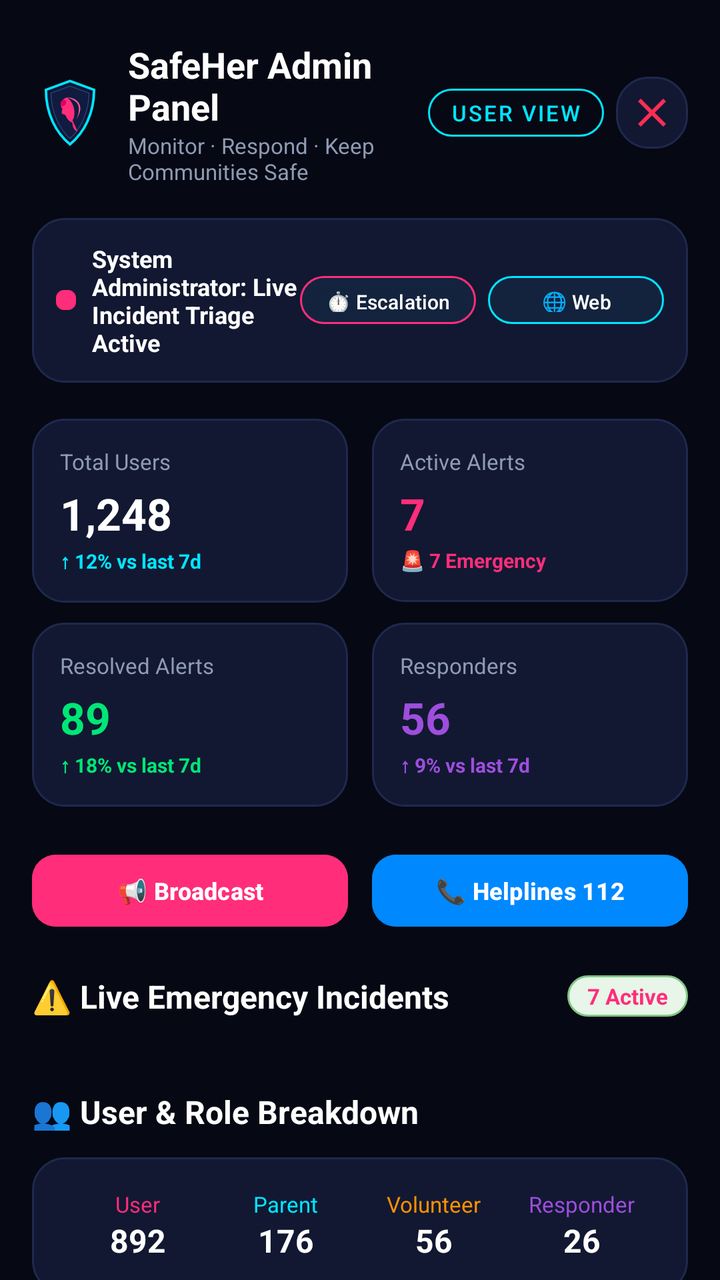
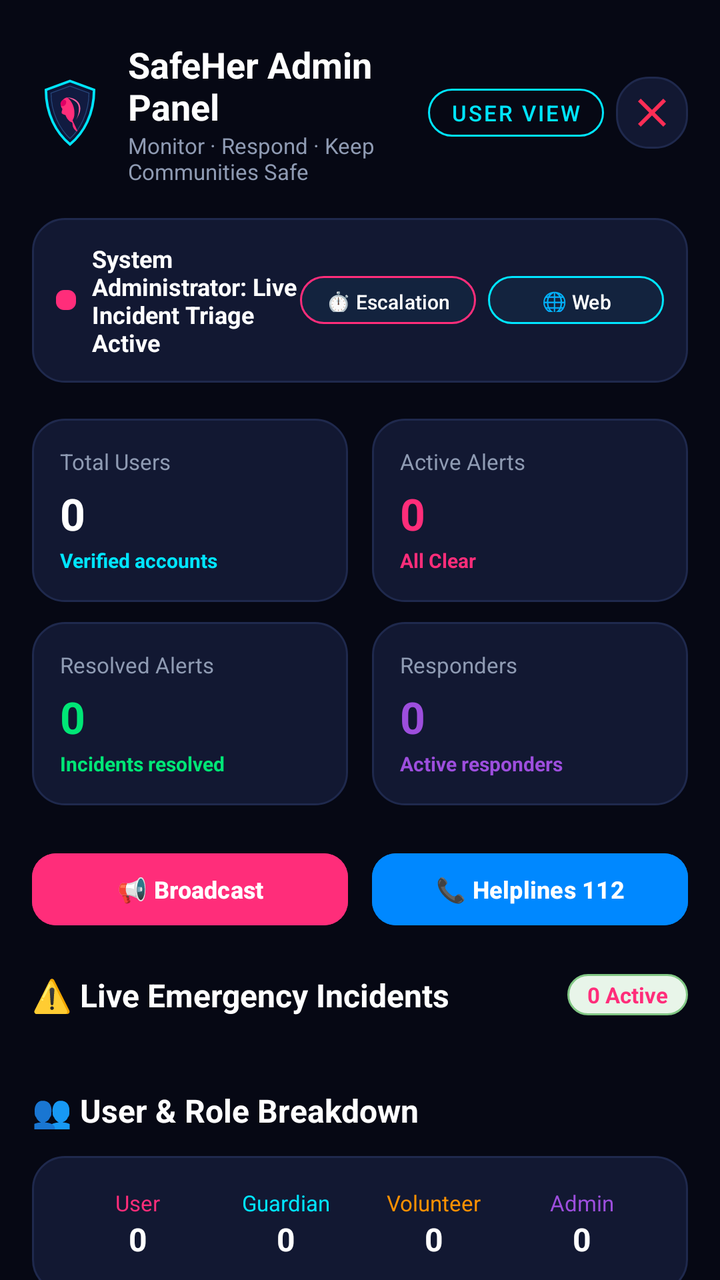

Two renders of the same Android screen: before a commit and after it. Below are the layout's source before the change and the commit's diff.
<!-- AndroidManifest.xml: application theme Theme.WomenSafety -->
<!-- res/layout/activity_admin_dashboard.xml -->
<?xml version="1.0" encoding="utf-8"?>
<androidx.coordinatorlayout.widget.CoordinatorLayout xmlns:android="http://schemas.android.com/apk/res/android"
    xmlns:app="http://schemas.android.com/apk/res-auto"
    xmlns:tools="http://schemas.android.com/tools"
    android:layout_width="match_parent"
    android:layout_height="match_parent"
    android:background="@color/screen_background_dark">

    <androidx.core.widget.NestedScrollView
        android:layout_width="match_parent"
        android:layout_height="match_parent"
        android:fillViewport="true">

        <LinearLayout
            android:layout_width="match_parent"
            android:layout_height="wrap_content"
            android:orientation="vertical"
            android:paddingHorizontal="16dp"
            android:paddingTop="20dp"
            android:paddingBottom="40dp">

            
            <LinearLayout
                android:layout_width="match_parent"
                android:layout_height="wrap_content"
                android:orientation="horizontal"
                android:gravity="center_vertical"
                android:layout_marginBottom="16dp">

                
                <ImageView
                    android:layout_width="38dp"
                    android:layout_height="38dp"
                    android:src="@drawable/ic_safeher_logo"
                    android:contentDescription="Logo" />

                <LinearLayout
                    android:layout_width="0dp"
                    android:layout_height="wrap_content"
                    android:layout_weight="1"
                    android:orientation="vertical"
                    android:layout_marginStart="10dp">

                    <TextView
                        android:layout_width="wrap_content"
                        android:layout_height="wrap_content"
                        android:text="SafeHer Admin Panel"
                        android:textColor="@color/white"
                        android:textSize="18sp"
                        android:textStyle="bold" />

                    <TextView
                        android:layout_width="wrap_content"
                        android:layout_height="wrap_content"
                        android:text="Monitor · Respond · Keep Communities Safe"
                        android:textColor="@color/text_secondary"
                        android:textSize="11sp" />
                </LinearLayout>

                
                <com.google.android.material.button.MaterialButton
                    android:id="@+id/btnSwitchToUserView"
                    style="@style/Widget.MaterialComponents.Button.OutlinedButton"
                    android:layout_width="wrap_content"
                    android:layout_height="36dp"
                    android:text="User View"
                    android:textSize="11sp"
                    android:textColor="@color/neon_cyan"
                    app:strokeColor="@color/neon_cyan"
                    app:strokeWidth="1dp"
                    app:cornerRadius="18dp"
                    android:paddingHorizontal="10dp"
                    android:layout_marginEnd="6dp" />

                
                <ImageButton
                    android:id="@+id/btnAdminLogout"
                    android:layout_width="36dp"
                    android:layout_height="36dp"
                    android:background="@drawable/bg_dark_card"
                    android:src="@drawable/ic_cancel_neon"
                    android:contentDescription="Logout"
                    app:tint="@color/sos_red" />
            </LinearLayout>

            
            <LinearLayout
                android:layout_width="match_parent"
                android:layout_height="wrap_content"
                android:background="@drawable/bg_dark_card"
                android:padding="12dp"
                android:orientation="horizontal"
                android:gravity="center_vertical"
                android:layout_marginBottom="18dp">

                <View
                    android:layout_width="10dp"
                    android:layout_height="10dp"
                    android:background="@drawable/bg_dot_active"
                    android:layout_marginEnd="8dp" />

                <TextView
                    android:id="@+id/tvAdminWelcome"
                    android:layout_width="0dp"
                    android:layout_height="wrap_content"
                    android:layout_weight="1"
                    android:text="System Administrator: Live Incident Triage Active"
                    android:textColor="@color/white"
                    android:textSize="12sp"
                    android:textStyle="bold" />

                <com.google.android.material.button.MaterialButton
                    android:id="@+id/btnEscalationSettings"
                    android:layout_width="wrap_content"
                    android:layout_height="32dp"
                    android:layout_marginEnd="6dp"
                    android:text="⏱️ Escalation"
                    android:textSize="10sp"
                    android:textColor="@color/white"
                    android:backgroundTint="#13233E"
                    app:strokeColor="@color/neon_pink"
                    app:strokeWidth="1dp"
                    app:cornerRadius="16dp"
                    android:paddingHorizontal="8dp" />

                <com.google.android.material.button.MaterialButton
                    android:id="@+id/btnOpenWebConsole"
                    android:layout_width="wrap_content"
                    android:layout_height="32dp"
                    android:text="🌐 Web"
                    android:textSize="10sp"
                    android:textColor="@color/white"
                    android:backgroundTint="#13233E"
                    app:strokeColor="@color/neon_cyan"
                    app:strokeWidth="1dp"
                    app:cornerRadius="16dp"
                    android:paddingHorizontal="8dp" />

            </LinearLayout>

            
            <GridLayout
                android:layout_width="match_parent"
                android:layout_height="wrap_content"
                android:columnCount="2"
                android:rowCount="2"
                android:alignmentMode="alignMargins"
                android:columnOrderPreserved="false"
                android:layout_marginBottom="20dp">

                
                <LinearLayout
                    android:layout_width="0dp"
                    android:layout_height="wrap_content"
                    android:layout_columnWeight="1"
                    android:layout_marginEnd="6dp"
                    android:layout_marginBottom="10dp"
                    android:background="@drawable/bg_dark_card"
                    android:padding="14dp"
                    android:orientation="vertical">

                    <TextView
                        android:layout_width="wrap_content"
                        android:layout_height="wrap_content"
                        android:text="Total Users"
                        android:textColor="@color/text_secondary"
                        android:textSize="11sp" />

                    <TextView
                        android:id="@+id/tvStatTotalUsers"
                        android:layout_width="wrap_content"
                        android:layout_height="wrap_content"
                        android:text="1,248"
                        android:textColor="@color/white"
                        android:textSize="22sp"
                        android:textStyle="bold"
                        android:layout_marginTop="4dp" />

                    <TextView
                        android:layout_width="wrap_content"
                        android:layout_height="wrap_content"
                        android:text="↑ 12% vs last 7d"
                        android:textColor="@color/neon_cyan"
                        android:textSize="10sp"
                        android:textStyle="bold"
                        android:layout_marginTop="2dp" />
                </LinearLayout>

                
                <LinearLayout
                    android:layout_width="0dp"
                    android:layout_height="wrap_content"
                    android:layout_columnWeight="1"
                    android:layout_marginStart="6dp"
                    android:layout_marginBottom="10dp"
                    android:background="@drawable/bg_dark_card"
                    android:padding="14dp"
                    android:orientation="vertical">

                    <TextView
                        android:layout_width="wrap_content"
                        android:layout_height="wrap_content"
                        android:text="Active Alerts"
                        android:textColor="@color/text_secondary"
                        android:textSize="11sp" />

                    <TextView
                        android:id="@+id/tvStatActiveAlerts"
                        android:layout_width="wrap_content"
                        android:layout_height="wrap_content"
                        android:text="7"
                        android:textColor="@color/neon_pink"
                        android:textSize="22sp"
                        android:textStyle="bold"
                        android:layout_marginTop="4dp" />

                    <TextView
                        android:layout_width="wrap_content"
                        android:layout_height="wrap_content"
                        android:text="🚨 7 Emergency"
                        android:textColor="@color/neon_pink"
                        android:textSize="10sp"
                        android:textStyle="bold"
                        android:layout_marginTop="2dp" />
                </LinearLayout>

                
                <LinearLayout
                    android:layout_width="0dp"
                    android:layout_height="wrap_content"
                    android:layout_columnWeight="1"
                    android:layout_marginEnd="6dp"
                    android:background="@drawable/bg_dark_card"
                    android:padding="14dp"
                    android:orientation="vertical">

                    <TextView
                        android:layout_width="wrap_content"
                        android:layout_height="wrap_content"
                        android:text="Resolved Alerts"
                        android:textColor="@color/text_secondary"
                        android:textSize="11sp" />

                    <TextView
                        android:id="@+id/tvStatResolvedAlerts"
                        android:layout_width="wrap_content"
                        android:layout_height="wrap_content"
                        android:text="89"
                        android:textColor="@color/neon_green"
                        android:textSize="22sp"
                        android:textStyle="bold"
                        android:layout_marginTop="4dp" />

                    <TextView
                        android:layout_width="wrap_content"
                        android:layout_height="wrap_content"
                        android:text="↑ 18% vs last 7d"
                        android:textColor="@color/neon_green"
                        android:textSize="10sp"
                        android:textStyle="bold"
                        android:layout_marginTop="2dp" />
                </LinearLayout>

                
                <LinearLayout
                    android:layout_width="0dp"
                    android:layout_height="wrap_content"
                    android:layout_columnWeight="1"
                    android:layout_marginStart="6dp"
                    android:background="@drawable/bg_dark_card"
                    android:padding="14dp"
                    android:orientation="vertical">

                    <TextView
                        android:layout_width="wrap_content"
                        android:layout_height="wrap_content"
                        android:text="Responders"
                        android:textColor="@color/text_secondary"
                        android:textSize="11sp" />

                    <TextView
                        android:id="@+id/tvStatVolunteers"
                        android:layout_width="wrap_content"
                        android:layout_height="wrap_content"
                        android:text="56"
                        android:textColor="@color/neon_purple"
                        android:textSize="22sp"
                        android:textStyle="bold"
                        android:layout_marginTop="4dp" />

                    <TextView
                        android:layout_width="wrap_content"
                        android:layout_height="wrap_content"
                        android:text="↑ 9% vs last 7d"
                        android:textColor="@color/neon_purple"
                        android:textSize="10sp"
                        android:textStyle="bold"
                        android:layout_marginTop="2dp" />
                </LinearLayout>
            </GridLayout>

            
            <LinearLayout
                android:layout_width="match_parent"
                android:layout_height="wrap_content"
                android:orientation="horizontal"
                android:gravity="center"
                android:layout_marginBottom="20dp">

                <com.google.android.material.button.MaterialButton
                    android:id="@+id/btnBroadcast"
                    android:layout_width="0dp"
                    android:layout_weight="1"
                    android:layout_height="44dp"
                    android:text="📢 Broadcast"
                    android:textSize="12sp"
                    android:textStyle="bold"
                    android:textColor="@color/white"
                    android:backgroundTint="@color/neon_pink"
                    app:cornerRadius="12dp"
                    android:layout_marginEnd="6dp" />

                <com.google.android.material.button.MaterialButton
                    android:id="@+id/btnEmergencyHelplines"
                    android:layout_width="0dp"
                    android:layout_weight="1"
                    android:layout_height="44dp"
                    android:text="📞 Helplines 112"
                    android:textSize="12sp"
                    android:textStyle="bold"
                    android:textColor="@color/white"
                    android:backgroundTint="#0088FF"
                    app:cornerRadius="12dp"
                    android:layout_marginStart="6dp" />
            </LinearLayout>

            
            <LinearLayout
                android:layout_width="match_parent"
                android:layout_height="wrap_content"
                android:orientation="horizontal"
                android:gravity="center_vertical"
                android:layout_marginBottom="12dp">

                <TextView
                    android:layout_width="0dp"
                    android:layout_height="wrap_content"
                    android:layout_weight="1"
                    android:text="⚠️ Live Emergency Incidents"
                    android:textColor="@color/white"
                    android:textSize="16sp"
                    android:textStyle="bold" />

                <TextView
                    android:id="@+id/tvIncidentCountBadge"
                    android:layout_width="wrap_content"
                    android:layout_height="wrap_content"
                    android:text="7 Active"
                    android:textColor="@color/neon_pink"
                    android:textSize="11sp"
                    android:textStyle="bold"
                    android:background="@drawable/bg_status_pill"
                    android:paddingHorizontal="10dp"
                    android:paddingVertical="3dp" />
            </LinearLayout>

            
            <LinearLayout
                android:id="@+id/llIncidentsList"
                android:layout_width="match_parent"
                android:layout_height="wrap_content"
                android:orientation="vertical"
                android:layout_marginBottom="24dp">
                
            </LinearLayout>

            
            <TextView
                android:layout_width="wrap_content"
                android:layout_height="wrap_content"
                android:text="👥 User &amp; Role Breakdown"
                android:textColor="@color/white"
                android:textSize="16sp"
                android:textStyle="bold"
                android:layout_marginBottom="12dp" />

            <LinearLayout
                android:layout_width="match_parent"
                android:layout_height="wrap_content"
                android:orientation="horizontal"
                android:background="@drawable/bg_dark_card"
                android:padding="16dp"
                android:gravity="center"
                android:layout_marginBottom="24dp">

                
                <LinearLayout
                    android:layout_width="0dp"
                    android:layout_height="wrap_content"
                    android:layout_weight="1"
                    android:gravity="center"
                    android:orientation="vertical">
                    <TextView
                        android:layout_width="wrap_content"
                        android:layout_height="wrap_content"
                        android:text="User"
                        android:textColor="@color/neon_pink"
                        android:textSize="11sp" />
                    <TextView
                        android:layout_width="wrap_content"
                        android:layout_height="wrap_content"
                        android:text="892"
                        android:textColor="@color/white"
                        android:textSize="16sp"
                        android:textStyle="bold" />
                </LinearLayout>

                
                <LinearLayout
                    android:layout_width="0dp"
                    android:layout_height="wrap_content"
                    android:layout_weight="1"
                    android:gravity="center"
                    android:orientation="vertical">
                    <TextView
                        android:layout_width="wrap_content"
                        android:layout_height="wrap_content"
                        android:text="Parent"
                        android:textColor="@color/neon_cyan"
                        android:textSize="11sp" />
                    <TextView
                        android:layout_width="wrap_content"
                        android:layout_height="wrap_content"
                        android:text="176"
                        android:textColor="@color/white"
                        android:textSize="16sp"
                        android:textStyle="bold" />
                </LinearLayout>

                
                <LinearLayout
                    android:layout_width="0dp"
                    android:layout_height="wrap_content"
                    android:layout_weight="1"
                    android:gravity="center"
                    android:orientation="vertical">
                    <TextView
                        android:layout_width="wrap_content"
                        android:layout_height="wrap_content"
                        android:text="Volunteer"
                        android:textColor="@color/neon_orange"
                        android:textSize="11sp" />
                    <TextView
                        android:layout_width="wrap_content"
                        android:layout_height="wrap_content"
                        android:text="56"
                        android:textColor="@color/white"
                        android:textSize="16sp"
                        android:textStyle="bold" />
                </LinearLayout>

                
                <LinearLayout
                    android:layout_width="0dp"
                    android:layout_height="wrap_content"
                    android:layout_weight="1"
                    android:gravity="center"
                    android:orientation="vertical">
                    <TextView
                        android:layout_width="wrap_content"
                        android:layout_height="wrap_content"
                        android:text="Responder"
                        android:textColor="@color/neon_purple"
                        android:textSize="11sp" />
                    <TextView
                        android:layout_width="wrap_content"
                        android:layout_height="wrap_content"
                        android:text="26"
                        android:textColor="@color/white"
                        android:textSize="16sp"
                        android:textStyle="bold" />
                </LinearLayout>
            </LinearLayout>

            
            <TextView
                android:layout_width="match_parent"
                android:layout_height="wrap_content"
                android:text="SafeHer Emergency Control System · 24/7 Monitoring Active"
                android:textColor="@color/text_muted"
                android:textSize="11sp"
                android:gravity="center" />

        </LinearLayout>
    </androidx.core.widget.NestedScrollView>

</androidx.coordinatorlayout.widget.CoordinatorLayout>
<!-- resources referenced by this layout -->
<resources>
  <color name="neon_cyan">#00E5FF</color>
  <color name="neon_green">#00E676</color>
  <color name="neon_orange">#FF9100</color>
  <color name="neon_pink">#FF2D7A</color>
  <color name="neon_purple">#9D4EDD</color>
  <color name="screen_background_dark">#060814</color>
  <color name="sos_red">#FF2D55</color>
  <color name="text_muted">#5D6882</color>
  <color name="text_secondary">#8F9BB3</color>
  <color name="white">#FFFFFF</color>
  <!-- drawable bg_dark_card (drawable) -->
  <?xml version="1.0" encoding="utf-8"?>
  <shape xmlns:android="http://schemas.android.com/apk/res/android"
      android:shape="rectangle">
      <solid android:color="@color/card_background" />
      <stroke
          android:width="1dp"
          android:color="@color/card_stroke" />
      <corners android:radius="16dp" />
  </shape>
  <!-- drawable bg_dot_active (drawable) -->
  <?xml version="1.0" encoding="utf-8"?>
  <shape xmlns:android="http://schemas.android.com/apk/res/android"
      android:shape="rectangle">
      <solid android:color="@color/primary" />
      <size
          android:width="24dp"
          android:height="8dp" />
      <corners android:radius="4dp" />
  </shape>
  <!-- drawable bg_status_pill (drawable) -->
  <?xml version="1.0" encoding="utf-8"?>
  <shape xmlns:android="http://schemas.android.com/apk/res/android"
      android:shape="rectangle">
      <corners android:radius="20dp" />
      <solid android:color="#E8F5E9" />
      <stroke
          android:width="1dp"
          android:color="#81C784" />
      <padding
          android:left="10dp"
          android:top="4dp"
          android:right="10dp"
          android:bottom="4dp" />
  </shape>
  <!-- drawable ic_cancel_neon (drawable) -->
  <vector xmlns:android="http://schemas.android.com/apk/res/android"
      android:width="24dp"
      android:height="24dp"
      android:viewportWidth="24"
      android:viewportHeight="24">
      <path
          android:fillColor="#FF0055"
          android:pathData="M19,6.41L17.59,5 12,10.59 6.41,5 5,6.41 10.59,12 5,17.59 6.41,19 12,13.41 17.59,19 19,17.59 13.41,12z"/>
  </vector>
  <style name="Theme.WomenSafety" parent="Theme.Material3.DayNight.NoActionBar">
          <item name="colorPrimary">@color/primary</item>
          <item name="colorPrimaryVariant">@color/primary_variant</item>
          <item name="colorOnPrimary">@color/white</item>
          <item name="android:statusBarColor">@color/screen_background</item>
          <item name="android:windowLightStatusBar">false</item>
          <item name="android:navigationBarColor">@color/screen_background</item>
          <item name="android:windowBackground">@color/screen_background</item>
          <item name="colorSurface">@color/card_background</item>
          <item name="colorOnSurface">@color/text_primary</item>
      </style>
  <color name="card_background">#121832</color>
  <color name="card_stroke">#1F294D</color>
  <color name="primary">#FF2D7A</color>
  <color name="primary_variant">#FF1475</color>
  <color name="screen_background">#0A0E21</color>
  <color name="text_primary">#FFFFFF</color>
  <!-- unchanged entries left out for length: 1 -->
</resources>

<!-- the commit's change to res/layout/activity_admin_dashboard.xml (unified diff, before → after) -->
@@ -170,16 +170,17 @@
                         android:id="@+id/tvStatTotalUsers"
                         android:layout_width="wrap_content"
                         android:layout_height="wrap_content"
-                        android:text="1,248"
+                        android:text="0"
                         android:textColor="@color/white"
                         android:textSize="22sp"
                         android:textStyle="bold"
                         android:layout_marginTop="4dp" />
 
                     <TextView
-                        android:layout_width="wrap_content"
-                        android:layout_height="wrap_content"
-                        android:text="↑ 12% vs last 7d"
+                        android:id="@+id/tvStatTotalUsersSub"
+                        android:layout_width="wrap_content"
+                        android:layout_height="wrap_content"
+                        android:text="Verified accounts"
                         android:textColor="@color/neon_cyan"
                         android:textSize="10sp"
                         android:textStyle="bold"
@@ -208,16 +209,17 @@
                         android:id="@+id/tvStatActiveAlerts"
                         android:layout_width="wrap_content"
                         android:layout_height="wrap_content"
-                        android:text="7"
+                        android:text="0"
                         android:textColor="@color/neon_pink"
                         android:textSize="22sp"
                         android:textStyle="bold"
                         android:layout_marginTop="4dp" />
 
                     <TextView
-                        android:layout_width="wrap_content"
-                        android:layout_height="wrap_content"
-                        android:text="🚨 7 Emergency"
+                        android:id="@+id/tvStatActiveAlertsSub"
+                        android:layout_width="wrap_content"
+                        android:layout_height="wrap_content"
+                        android:text="All Clear"
                         android:textColor="@color/neon_pink"
                         android:textSize="10sp"
                         android:textStyle="bold"
@@ -245,16 +247,17 @@
                         android:id="@+id/tvStatResolvedAlerts"
                         android:layout_width="wrap_content"
                         android:layout_height="wrap_content"
-                        android:text="89"
+                        android:text="0"
                         android:textColor="@color/neon_green"
                         android:textSize="22sp"
                         android:textStyle="bold"
                         android:layout_marginTop="4dp" />
 
                     <TextView
-                        android:layout_width="wrap_content"
-                        android:layout_height="wrap_content"
-                        android:text="↑ 18% vs last 7d"
+                        android:id="@+id/tvStatResolvedAlertsSub"
+                        android:layout_width="wrap_content"
+                        android:layout_height="wrap_content"
+                        android:text="Incidents resolved"
                         android:textColor="@color/neon_green"
                         android:textSize="10sp"
                         android:textStyle="bold"
@@ -282,18 +285,21 @@
                         android:id="@+id/tvStatVolunteers"
                         android:layout_width="wrap_content"
                         android:layout_height="wrap_content"
-                        android:text="56"
+                        android:text="0"
                         android:textColor="@color/neon_purple"
                         android:textSize="22sp"
                         android:textStyle="bold"
                         android:layout_marginTop="4dp" />
 
                     <TextView
-                        android:layout_width="wrap_content"
-                        android:layout_height="wrap_content"
-                        android:text="↑ 9% vs last 7d"
+                        android:id="@+id/tvStatVolunteersSub"
+                        android:layout_width="wrap_content"
+                        android:layout_height="wrap_content"
+                        android:text="Active responders"
                         android:textColor="@color/neon_purple"
                         android:textSize="10sp"
+                        android:textStyle="bold"
+                        android:layout_marginTop="2dp" />
                         android:textStyle="bold"
                         android:layout_marginTop="2dp" />
                 </LinearLayout>
@@ -355,7 +361,7 @@
                     android:id="@+id/tvIncidentCountBadge"
                     android:layout_width="wrap_content"
                     android:layout_height="wrap_content"
-                    android:text="7 Active"
+                    android:text="0 Active"
                     android:textColor="@color/neon_pink"
                     android:textSize="11sp"
                     android:textStyle="bold"
@@ -407,9 +413,10 @@
                         android:textColor="@color/neon_pink"
                         android:textSize="11sp" />
                     <TextView
-                        android:layout_width="wrap_content"
-                        android:layout_height="wrap_content"
-                        android:text="892"
+                        android:id="@+id/tvRoleUserCount"
+                        android:layout_width="wrap_content"
+                        android:layout_height="wrap_content"
+                        android:text="0"
                         android:textColor="@color/white"
                         android:textSize="16sp"
                         android:textStyle="bold" />
@@ -425,13 +432,14 @@
                     <TextView
                         android:layout_width="wrap_content"
                         android:layout_height="wrap_content"
-                        android:text="Parent"
+                        android:text="Guardian"
                         android:textColor="@color/neon_cyan"
                         android:textSize="11sp" />
                     <TextView
-                        android:layout_width="wrap_content"
-                        android:layout_height="wrap_content"
-                        android:text="176"
+                        android:id="@+id/tvRoleParentCount"
+                        android:layout_width="wrap_content"
+                        android:layout_height="wrap_content"
+                        android:text="0"
                         android:textColor="@color/white"
                         android:textSize="16sp"
                         android:textStyle="bold" />
@@ -451,9 +459,10 @@
                         android:textColor="@color/neon_orange"
                         android:textSize="11sp" />
                     <TextView
-                        android:layout_width="wrap_content"
-                        android:layout_height="wrap_content"
-                        android:text="56"
+                        android:id="@+id/tvRoleVolunteerCount"
+                        android:layout_width="wrap_content"
+                        android:layout_height="wrap_content"
+                        android:text="0"
                         android:textColor="@color/white"
                         android:textSize="16sp"
                         android:textStyle="bold" />
@@ -469,13 +478,14 @@
                     <TextView
                         android:layout_width="wrap_content"
                         android:layout_height="wrap_content"
-                        android:text="Responder"
+                        android:text="Admin"
                         android:textColor="@color/neon_purple"
                         android:textSize="11sp" />
                     <TextView
-                        android:layout_width="wrap_content"
-                        android:layout_height="wrap_content"
-                        android:text="26"
+                        android:id="@+id/tvRoleResponderCount"
+                        android:layout_width="wrap_content"
+                        android:layout_height="wrap_content"
+                        android:text="0"
                         android:textColor="@color/white"
                         android:textSize="16sp"
                         android:textStyle="bold" />
